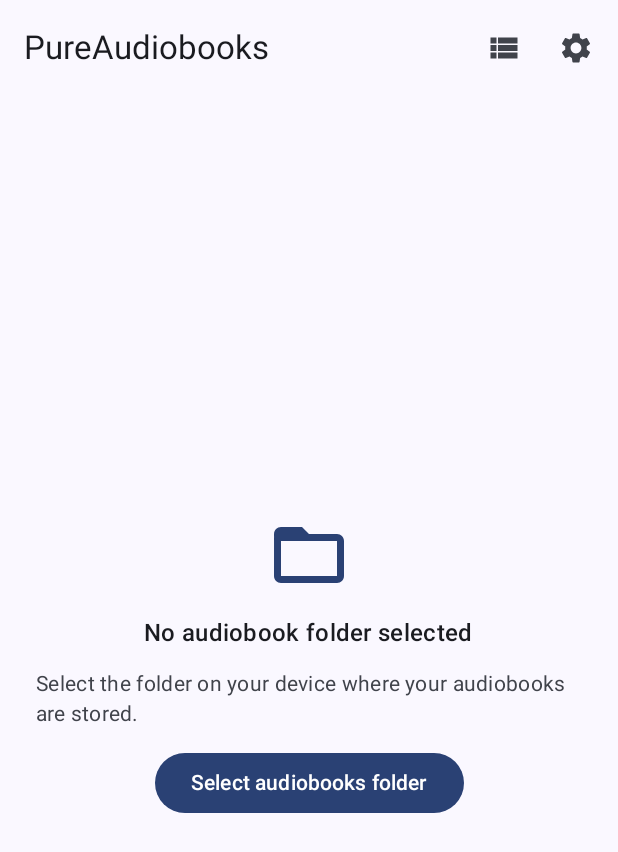
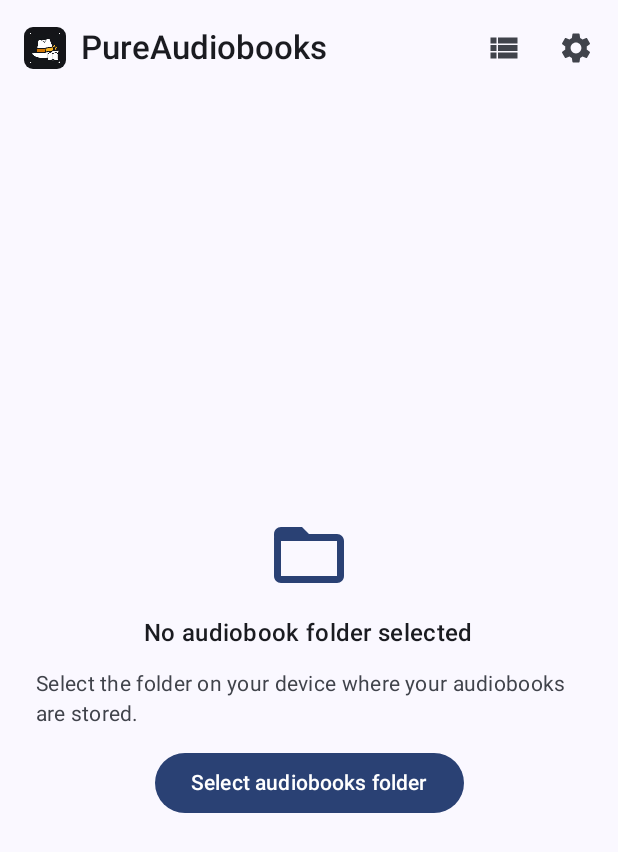
Before and after one commit to LycosLane/pureaudiobooks, an Android app built with Jetpack Compose: the screen it shows after launch (MainActivity), on a phone screen of 412 x 824 dp. Shown: the top 852 px of the screen. Run offline under Robolectric (Android 15) with nearby library versions, the phone set to English and light mode, and no system bars; our stand-ins replace Room's generated code; 5 statements that could not run were skipped.

Commit message:
Show app logo next to app name in HomeScreen TopAppBar

```diff
--- a/app/src/main/java/com/lycoslane/pureaudiobooks/ui/home/HomeScreen.kt
+++ b/app/src/main/java/com/lycoslane/pureaudiobooks/ui/home/HomeScreen.kt
@@ -1,6 +1,7 @@
 package com.lycoslane.pureaudiobooks.ui.home
 
 import androidx.compose.foundation.ExperimentalFoundationApi
+import androidx.compose.foundation.Image
 import androidx.compose.foundation.background
 import androidx.compose.foundation.combinedClickable
 import androidx.compose.foundation.horizontalScroll
@@ -76,6 +77,7 @@ import androidx.compose.ui.graphics.Color
 import androidx.compose.ui.hapticfeedback.HapticFeedbackType
 import androidx.compose.ui.layout.onSizeChanged
 import androidx.compose.ui.platform.LocalHapticFeedback
+import androidx.compose.ui.res.painterResource
 import androidx.compose.ui.res.stringResource
 import androidx.compose.ui.text.font.FontWeight
 import androidx.compose.ui.text.style.TextOverflow
@@ -148,7 +150,19 @@ fun HomeScreen(
     Scaffold(
         topBar = {
             TopAppBar(
-                title = { Text(stringResource(R.string.app_name)) },
+                title = {
+                    Row(verticalAlignment = Alignment.CenterVertically) {
+                        Image(
+                            painter = painterResource(R.mipmap.ic_launcher_foreground),
+                            contentDescription = null,
+                            modifier = Modifier
+                                .size(28.dp)
+                                .clip(RoundedCornerShape(6.dp))
+                        )
+                        Spacer(Modifier.width(10.dp))
+                        Text(stringResource(R.string.app_name), fontWeight = FontWeight.SemiBold)
+                    }
+                },
                 actions = {
                     if (hasFolderConfigured) {
                         IconButton(onClick = onScan, enabled = !isScanning) {
```
